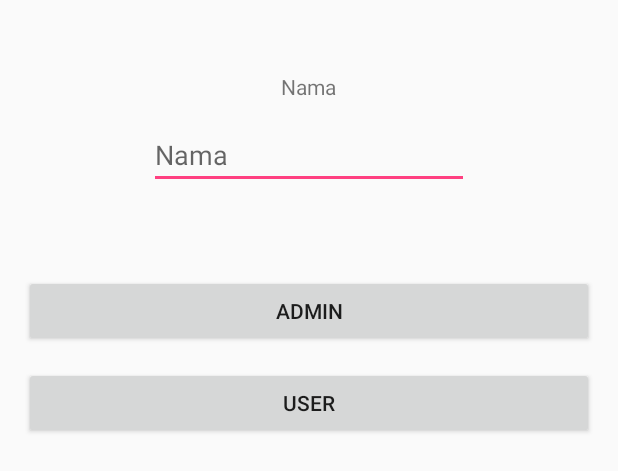
After one commit to axolothl/AppUts, an Android app: the layout activity_login.xml on its own in the app's theme, with its tools: preview values and no code run, on a phone screen of 412 x 824 dp. The commit adds this screen. Shown: the top 471 px of the screen. Run offline under Robolectric (Android 15) with nearby library versions, the phone set to English and light mode, and no system bars.

Commit message:
add trigger for admin

```diff
--- a/app/src/main/java/com/example/setditjenp2mkt/apputs/SplashScreen.java
+++ b/app/src/main/java/com/example/setditjenp2mkt/apputs/SplashScreen.java
@@ -17,7 +17,7 @@ public class SplashScreen extends AppCompatActivity {
             @Override
             public void run() {
                 //setelah 5 detik, maka akan kita arahkan ke halaman utama
-                Intent a = new Intent(getApplicationContext(), MainActivity.class);
+                Intent a = new Intent(getApplicationContext(), LoginActivity.class);
                 startActivity(a);
                 finish();
             }
--- /dev/null
+++ b/app/src/main/res/layout/activity_login.xml
@@ -0,0 +1,57 @@
+<?xml version="1.0" encoding="utf-8"?>
+<RelativeLayout xmlns:android="http://schemas.android.com/apk/res/android"
+    xmlns:tools="http://schemas.android.com/tools"
+    android:id="@+id/activity_login"
+    android:layout_width="match_parent"
+    android:layout_height="match_parent"
+    android:paddingBottom="@dimen/activity_vertical_margin"
+    android:paddingLeft="@dimen/activity_horizontal_margin"
+    android:paddingRight="@dimen/activity_horizontal_margin"
+    android:paddingTop="@dimen/activity_vertical_margin"
+    tools:context="com.example.setditjenp2mkt.apputs.LoginActivity">
+
+    <TextView
+        android:text="Nama"
+        android:layout_width="wrap_content"
+        android:layout_height="wrap_content"
+        android:id="@+id/labelnama"
+        android:layout_alignParentTop="true"
+        android:layout_centerHorizontal="true"
+        android:layout_marginTop="32dp" />
+
+    <Button
+        android:text="Admin"
+        android:layout_width="wrap_content"
+        android:layout_height="wrap_content"
+        android:id="@+id/admin"
+        android:layout_marginTop="116dp"
+        android:layout_below="@+id/labelnama"
+        android:layout_alignParentLeft="true"
+        android:layout_alignParentStart="true"
+        android:layout_alignParentRight="true"
+        android:layout_alignParentEnd="true" />
+
+    <Button
+        android:text="User"
+        android:layout_width="wrap_content"
+        android:layout_height="wrap_content"
+        android:id="@+id/user"
+        android:layout_below="@+id/admin"
+        android:layout_alignParentLeft="true"
+        android:layout_alignParentStart="true"
+        android:layout_marginTop="13dp"
+        android:layout_alignParentRight="true"
+        android:layout_alignParentEnd="true" />
+
+    <EditText
+        android:layout_width="wrap_content"
+        android:layout_height="wrap_content"
+        android:inputType="textPersonName"
+        android:hint="Nama"
+        android:ems="10"
+        android:id="@+id/editNama"
+        android:layout_below="@+id/labelnama"
+        android:layout_centerHorizontal="true"
+        android:layout_marginTop="13dp" />
+
+</RelativeLayout>
--- a/app/src/main/res/layout/layout_listdesc.xml
+++ b/app/src/main/res/layout/layout_listdesc.xml
@@ -53,8 +53,6 @@
                 android:text="Hapus"
                 android:layout_width="wrap_content"
                 android:layout_height="wrap_content"
-                android:clickable="true"
-                android:onClick="onClick"
                 android:paddingLeft="20dp"
                 android:id="@+id/deletecomment"
                 android:layout_weight="1" />
--- a/app/src/main/res/menu/menu_editkota.xml
+++ b/app/src/main/res/menu/menu_editkota.xml
@@ -5,10 +5,10 @@
     <item android:title="Edit Deskripsi"
         android:id="@+id/edit_deskripsi"
         app:showAsAction="never" />
-    <item android:title="Edit Tempat Wisata"
+    <item android:title="Tambah Tempat Wisata"
         android:id="@+id/edit_wisata"
         app:showAsAction="never" />
-    <item android:title="Edit Kuliner"
+    <item android:title="Tambah Kuliner"
         android:id="@+id/edit_kuliner"
         app:showAsAction="never" />
 
```
Also changed, not shown: app/src/main/AndroidManifest.xml (+7 -25 lines), app/src/main/java/com/example/setditjenp2mkt/apputs/KotaActivity.java (+22 -4 lines), app/src/main/java/com/example/setditjenp2mkt/apputs/KulinerActivity.java (+55 -28 lines), app/src/main/java/com/example/setditjenp2mkt/apputs/ListDesc.java (+29 -2 lines), app/src/main/java/com/example/setditjenp2mkt/apputs/LoginActivity.java (added, +60 -0 lines), app/src/main/java/com/example/setditjenp2mkt/apputs/MainActivity.java (+26 -2 lines), app/src/main/java/com/example/setditjenp2mkt/apputs/WisataActivity.java (+34 -21 lines), app/src/main/res/layout/activity_kuliner.xml (+0 -16 lines), app/src/main/res/layout/activity_wisata.xml (+0 -16 lines).
